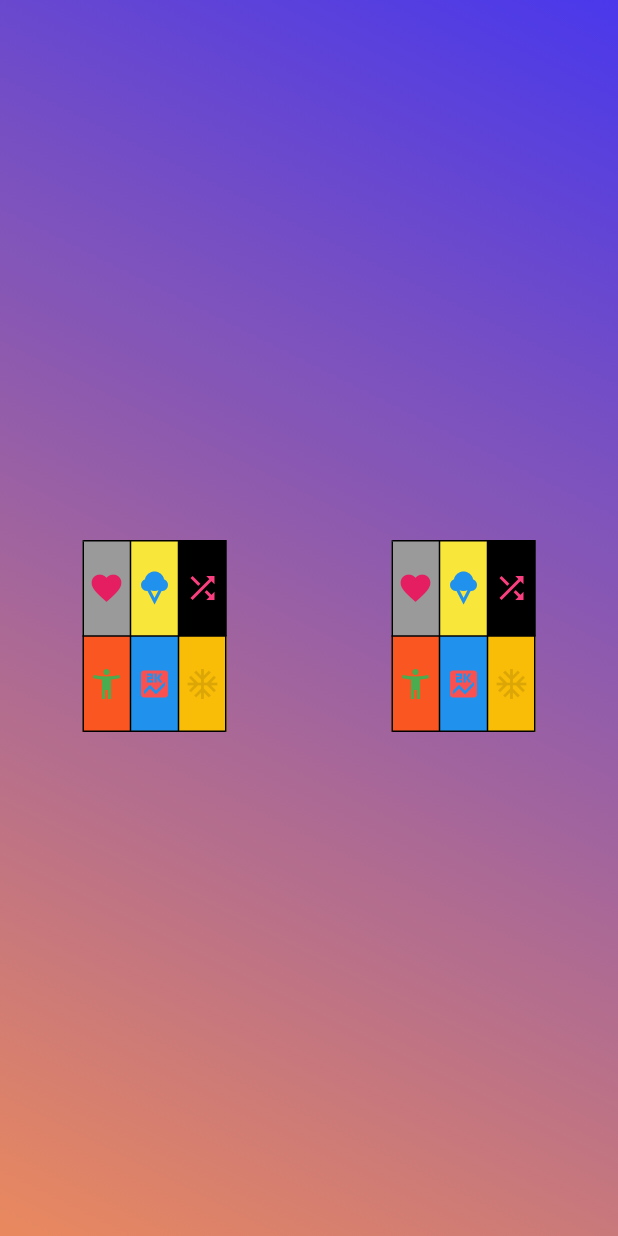
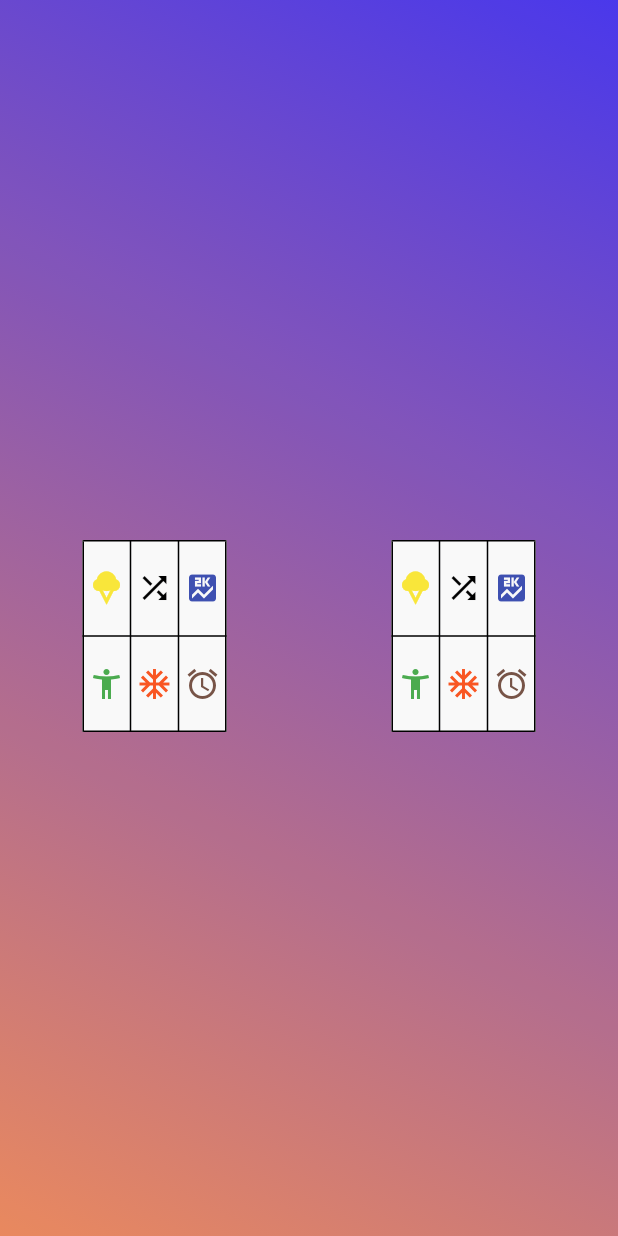
Before and after one commit to Shirlosh/Strike-D-Type, a Flutter app: the GamePageWidget screen opened directly, on a phone screen of 412 x 824 dp. Run offline on Flutter 3.47's test engine with Material 2 defaults, Android fonts, the phone set to English and light mode, and no system bars; our stand-ins replace auto_size_text, font_awesome_flutter, google_fonts, page_transition, timeago; missing offline and left inert: json_path.

Commit message:
game-card.dart

```diff
--- a/lib/backend/engine/game_card.dart
+++ b/lib/backend/engine/game_card.dart
@@ -26,36 +26,7 @@ class _GameCardState extends State<GameCard> {
             color: Colors.grey,
           ),
           children: <Widget>[
-            Container(
-              height: 64,
-              width: 32,
-              color: Colors.grey,
-              child: Icon(
-                  Icons.favorite,
-                  color: Colors.pink,
-                  size: 24.0,
-                )
-              ),
-              Container(
-                height: 64,
-                width: 32,
-                color: Colors.yellow,
-                child: Icon(
-                  Icons.icecream_sharp,
-                  color: Colors.blue,
-                  size: 24.0,
-                ),
-              ),
-            Container(
-              height: 64,
-              width: 32,
-              color: Colors.black,
-              child: Icon(
-                Icons.shuffle,
-                color: Colors.pinkAccent,
-                size: 24.0,
-              ),
-            ),
+             Cell(Icons.icecream_sharp,Colors.yellow),Cell(Icons.shuffle,Colors.black),Cell(Icons.score,Colors.indigo)
           ],
         ),
         TableRow(
@@ -63,39 +34,41 @@ class _GameCardState extends State<GameCard> {
             color: Colors.grey,
           ),
           children: <Widget>[
-            Container(
-              height: 64,
-              width: 32,
-              color: Colors.deepOrange,
-              child: Icon(
-                Icons.accessibility_new_sharp,
-                color: Colors.green,
-                size: 24.0,
-              ),
-            ),
-            Container(
-              height: 64,
-              width: 32,
-              color: Colors.blue,
-              child: Icon(
-                Icons.score,
-                color: Colors.redAccent,
-                size: 24.0,
-              ),
-            ),
-            Container(
-                height: 64,
-                width: 32,
-                color: Colors.amber,
-                child: Icon(
-                  Icons.ac_unit_sharp,
-                  color: Colors.black12,
-                  size: 24.0,
-                ),
-              ),
+            Cell(Icons.accessibility_new_sharp,Colors.green),Cell(Icons.ac_unit_sharp,Colors.deepOrange),Cell(Icons.access_alarm,Colors.brown)
+
           ],
         ),
       ],
     );
   }
 }
+
+
+class Cell extends StatefulWidget {
+  final icon;
+  final color;
+  const Cell(this.icon,this.color);
+
+  @override
+  State<Cell> createState() => _CellState();
+}
+
+
+class _CellState extends State<Cell>
+{
+  @override
+  Widget build(BuildContext context) {
+
+    return Container(
+      height: 64,
+      width: 32,
+      color: Colors.white,
+      child: Icon(
+        widget.icon,
+        color: widget.color,
+        size: 24.0,
+      ),
+    );
+  }
+
+}
--- a/lib/game_page/components/playing_card.dart
+++ b/lib/game_page/components/playing_card.dart
@@ -15,7 +15,7 @@ class PlayingCard extends StatelessWidget {
   @override
   Widget build(BuildContext context) {
     return Container(
-      child: GameCard(cardSymbols: [],),
+      child: GameCard(cardSymbols: []),
     );
   }
 }
```
